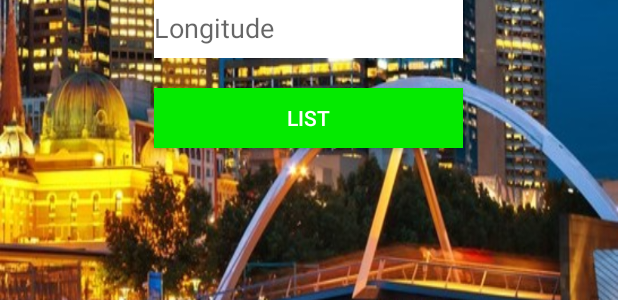
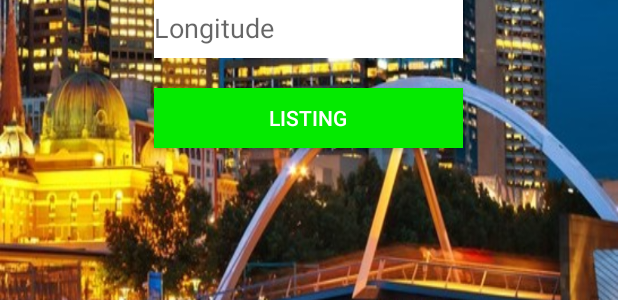
Before and after one commit to Riger73/parkingfinder, an Android app: the layout listing_activity.xml on its own in the app's theme, with its tools: preview values and no code run, on a phone screen of 412 x 824 dp. Shown: the part 733-1033 px from the top of the screen. Run offline under Robolectric (Android 15) with nearby library versions, the phone set to English and light mode, and no system bars.

Commit message:
Debugged listing activity

```diff
--- a/app/src/main/res/layout/listing_activity.xml
+++ b/app/src/main/res/layout/listing_activity.xml
@@ -40,7 +40,7 @@
         android:layout_height="40dp"
         android:layout_marginTop="20dp"
         android:background="#ffffff"
-        android:hint="@string/parking_spot_ID" />
+        android:hint="Parking Spot ID" />
 
     <EditText
         android:id="@+id/edittext_description"
@@ -73,7 +73,7 @@
         android:layout_marginTop="20dp"
         android:background="#04ea00"
         android:textColor="#ffffff"
-        android:text="@string/list"/>
+        android:text="Listing"/>
 
     <LinearLayout
         android:layout_width="wrap_content"
```
